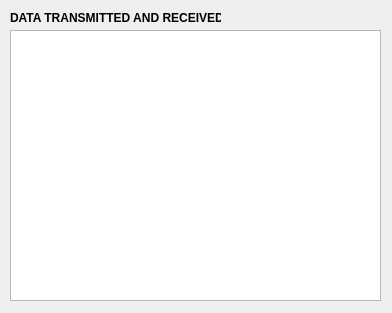
Above: qt - software/debug.ui from BuffaGonzalo/Robot-Autonomo before the change. Below: the same form after it.
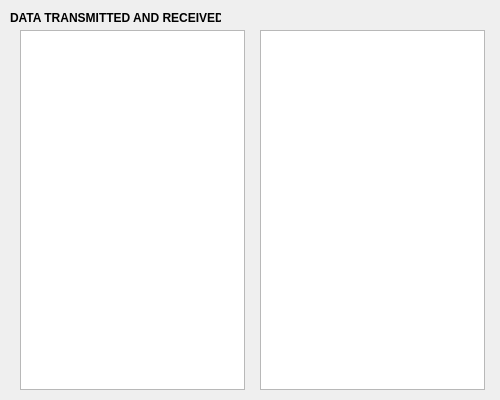
That is the form after the change. Icons and pictures are not drawn.

Commit message: Mod pestaña debug

The edit to the form file:
```diff
--- a/qt - software/debug.ui
+++ b/qt - software/debug.ui
@@ -6,10 +6,16 @@
    <rect>
     <x>0</x>
     <y>0</y>
-    <width>392</width>
-    <height>313</height>
+    <width>500</width>
+    <height>400</height>
    </rect>
   </property>
+  <property name="minimumSize">
+   <size>
+    <width>500</width>
+    <height>400</height>
+   </size>
+  </property>
   <property name="windowTitle">
    <string>PROTOCOL DATA</string>
   </property>
@@ -20,10 +26,10 @@
   <widget class="QTextBrowser" name="textBrowser">
    <property name="geometry">
     <rect>
-     <x>10</x>
+     <x>20</x>
      <y>30</y>
-     <width>371</width>
-     <height>271</height>
+     <width>225</width>
+     <height>360</height>
     </rect>
    </property>
   </widget>
@@ -45,6 +51,16 @@
     <string>DATA TRANSMITTED AND RECEIVED</string>
    </property>
   </widget>
+  <widget class="QTextBrowser" name="textBrowserProcessed">
+   <property name="geometry">
+    <rect>
+     <x>260</x>
+     <y>30</y>
+     <width>225</width>
+     <height>360</height>
+    </rect>
+   </property>
+  </widget>
  </widget>
  <resources/>
  <connections/>
```
Left out of the diff: 2 changed lines with no effect on the pictures. The commit also changes 5 other files.
